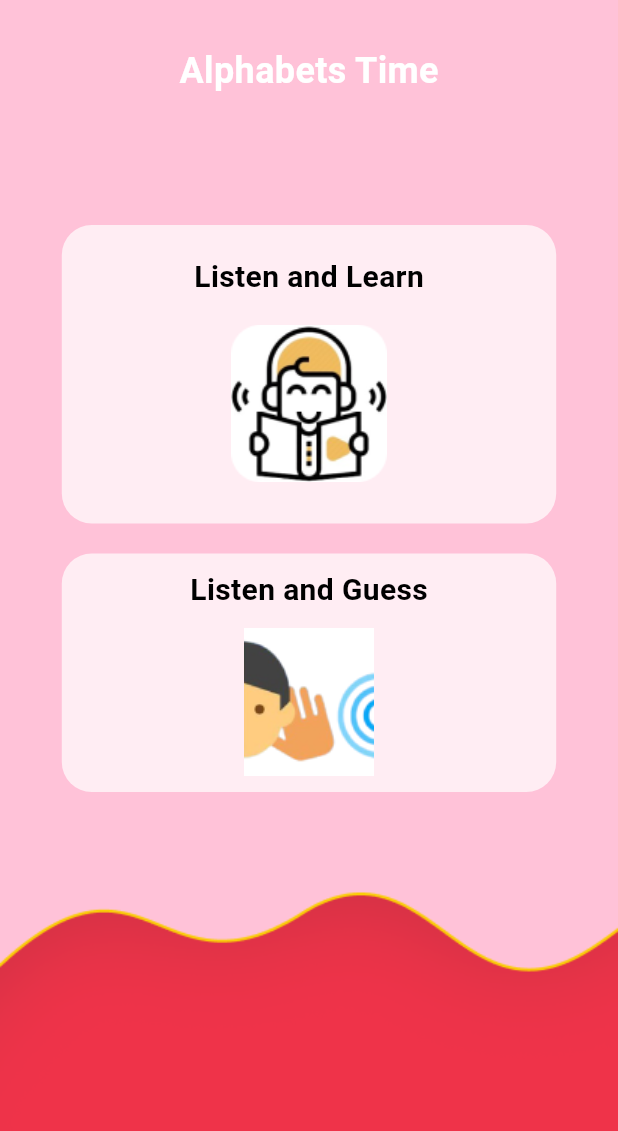
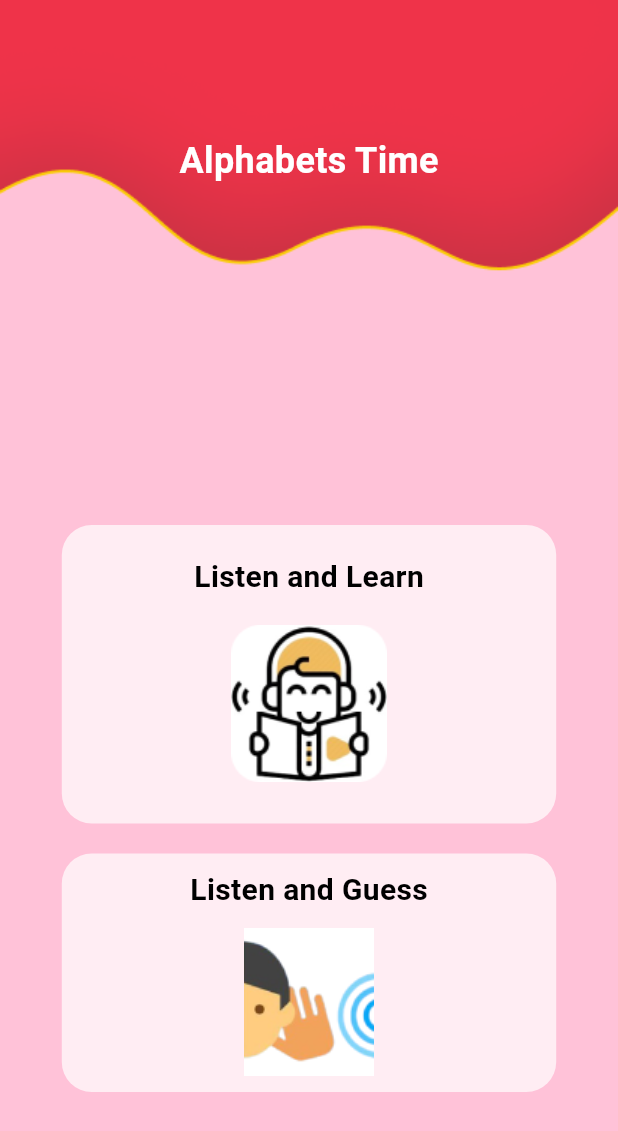
Before and after one commit to rouass/kidsappFlutterProject, a Flutter app: the screen it shows after launch, after a tap on "Learn ABC", on a phone screen of 412 x 824 dp. Shown: the top 1131 px of the screen. Run offline on Flutter 3.47's test engine with Material 3 defaults, Android fonts, the phone set to English and light mode, and no system bars; our stand-ins replace audioplayers.

Commit message:
Alphabetes updated

```diff
--- a/lib/LearnAlphabet.dart
+++ b/lib/LearnAlphabet.dart
@@ -16,14 +16,14 @@ class LearnAlphabet extends StatelessWidget {
               height: double.infinity,
               decoration: BoxDecoration(
                 image: DecorationImage(
-                  image: AssetImage("images/bgRose.png"),
+                  image: AssetImage("images/bgRose2.png"),
                   fit: BoxFit.cover,
                 ),
               ),
             ),
             // Title
             Positioned(
-              top: 30, // Adjust the top position as needed
+              top: 90, // Adjust the top position as needed
               left: 0,
               right: 0,
               child: Center(
@@ -40,7 +40,7 @@ class LearnAlphabet extends StatelessWidget {
             // Content
             Positioned.fill(
               child: Padding(
-                padding: const EdgeInsets.only(top: 150.0), // Adjust top padding to leave space for the title and additional margin
+                padding: const EdgeInsets.only(top: 350.0), // Adjust top padding to leave space for the title and additional margin
                 child: Column(
                   mainAxisAlignment: MainAxisAlignment.start, // Align content at the top
                   crossAxisAlignment: CrossAxisAlignment.center,
```
